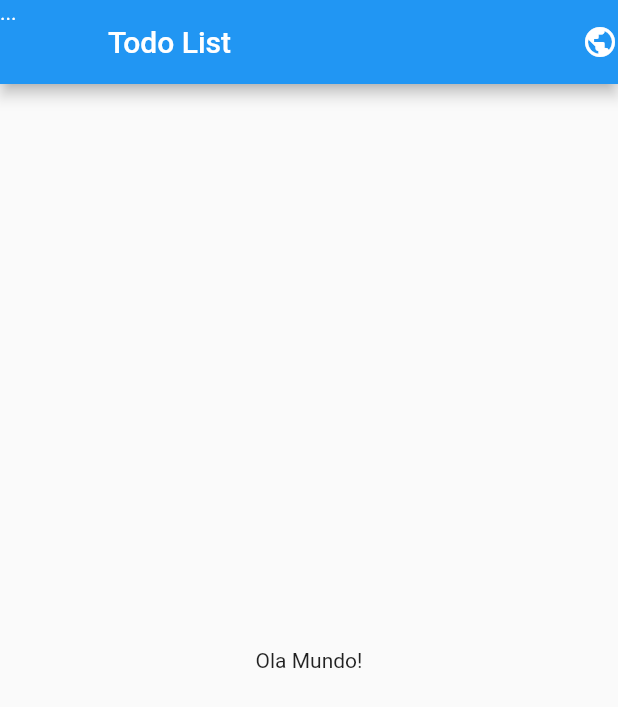
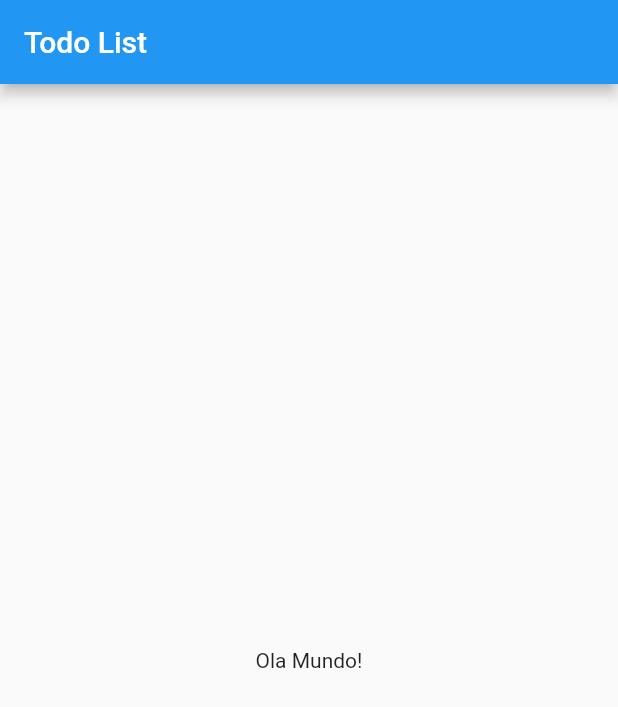
Before and after one commit to AndreLucyo2/meu_primeiro_app_flutter, a Flutter app: the screen it shows after launch, on a phone screen of 412 x 824 dp. Shown: the top 707 px of the screen. Run offline on Flutter 3.47's test engine with Material 2 defaults, Android fonts, the phone set to English and light mode, and no system bars.

Commit message:
casca HomPage

```diff
--- a/lib/main.dart
+++ b/lib/main.dart
@@ -24,9 +24,7 @@ class HomePage extends StatelessWidget {
   Widget build(BuildContext context) {
     return Scaffold(
       appBar: AppBar(
-        leading: Text("..."),
         title: Text("Todo List"),
-        actions: <Widget>[Icon(Icons.public)],
       ),
       body: Container(
         child: Center(child: Text("Ola Mundo!")),
```
